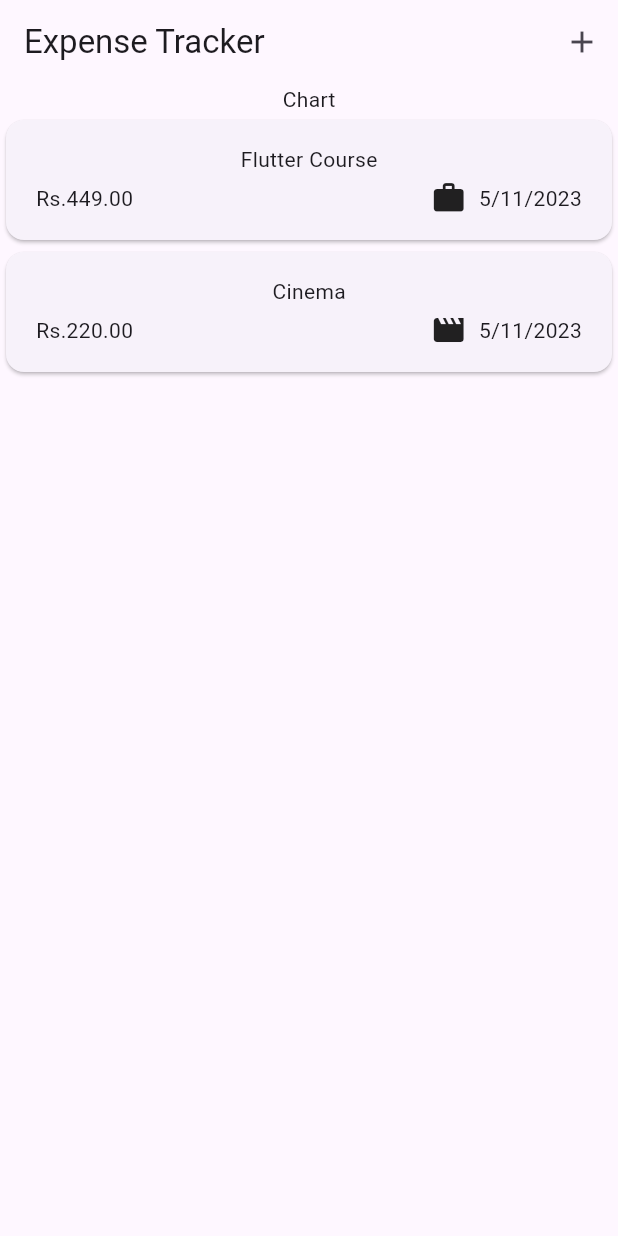
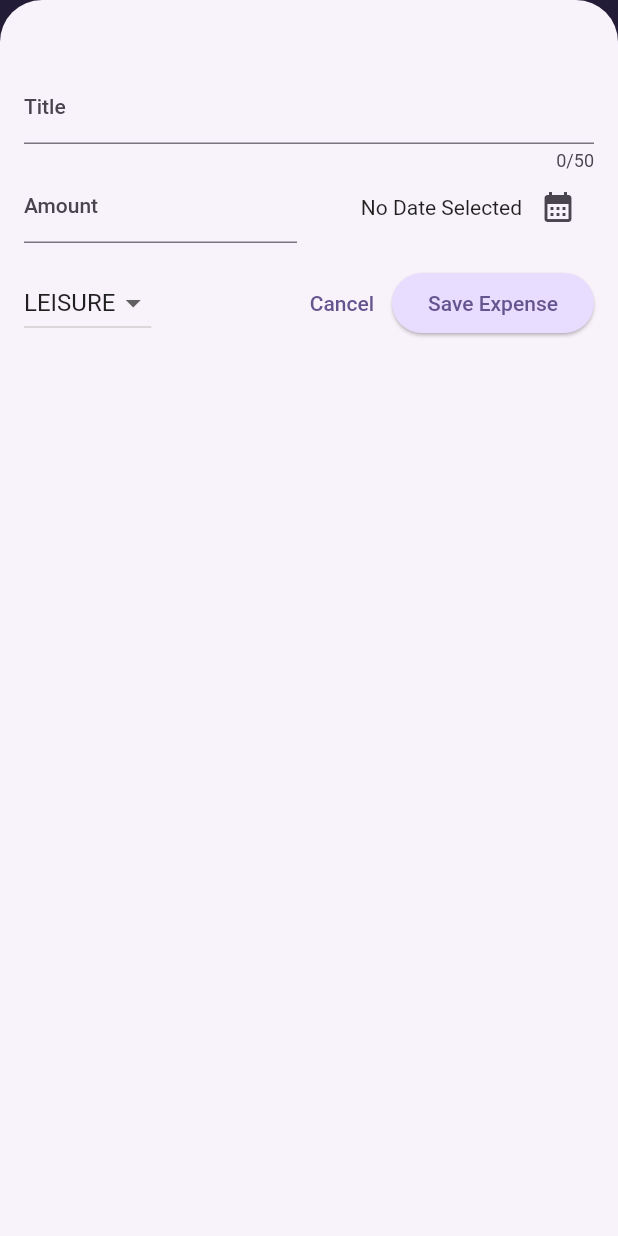
Before and after one commit to Adipt60/Expense_Tracker_App, a Flutter app: the screen it shows after launch, after a tap on the "add" icon, on a phone screen of 412 x 824 dp. Run offline on Flutter 3.47's test engine with Material 2 defaults, Android fonts, the phone set to English and light mode, and no system bars.

Commit message:
Basic working app done

```diff
--- a/lib/main.dart
+++ b/lib/main.dart
@@ -1,10 +1,63 @@
 import 'package:flutter/material.dart';
 import 'package:expense_tracker_app/widgets/expenses.dart';
+
+var kColorScheme = ColorScheme.fromSeed(
+  seedColor: const Color.fromARGB(255, 96, 59, 181),
+);
+
+var kDarkColorScheme = ColorScheme.fromSeed(
+  brightness: Brightness.dark,
+  seedColor: const Color.fromARGB(255, 5, 99, 125),
+);
 
 void main() {
   runApp(
     MaterialApp(
-      theme: ThemeData(useMaterial3: true),
+      darkTheme: ThemeData.dark().copyWith(
+        useMaterial3: true,
+        colorScheme: kDarkColorScheme,
+        cardTheme: const CardTheme().copyWith(
+          color: kDarkColorScheme.secondaryContainer,
+          margin: const EdgeInsets.symmetric(
+            horizontal: 16,
+            vertical: 8,
+          ),
+        ),
+        elevatedButtonTheme: ElevatedButtonThemeData(
+          style: ElevatedButton.styleFrom(
+            backgroundColor: kDarkColorScheme.primaryContainer,
+            foregroundColor: kDarkColorScheme.onPrimaryContainer,
+          ),
+        ),
+      ),
+      theme: ThemeData().copyWith(
+        useMaterial3: true,
+        colorScheme: kColorScheme,
+        appBarTheme: const AppBarTheme().copyWith(
+          backgroundColor: kColorScheme.onPrimaryContainer,
+          foregroundColor: kColorScheme.primaryContainer,
+        ),
+        cardTheme: const CardTheme().copyWith(
+          color: kColorScheme.secondaryContainer,
+          margin: const EdgeInsets.symmetric(
+            horizontal: 16,
+            vertical: 8,
+          ),
+        ),
+        elevatedButtonTheme: ElevatedButtonThemeData(
+          style: ElevatedButton.styleFrom(
+            backgroundColor: kColorScheme.primaryContainer,
+          ),
+        ),
+        textTheme: ThemeData().textTheme.copyWith(
+              titleLarge: TextStyle(
+                fontWeight: FontWeight.bold,
+                color: kColorScheme.onSecondaryContainer,
+                fontSize: 16,
+              ),
+            ),
+      ),
+      themeMode: ThemeMode.system,
       home: const Expenses(),
     ),
   );
--- a/lib/models/expense.dart
+++ b/lib/models/expense.dart
@@ -33,3 +33,25 @@ class Expense {
     return formatter.format(date);
   }
 }
+
+class ExpenseBucket {
+  const ExpenseBucket({required this.category, required this.expenses});
+
+  final Category category;
+  final List<Expense> expenses;
+
+  ExpenseBucket.forCategory(List<Expense> allExpenses, this.category)
+      : expenses = allExpenses
+            .where((expense) => expense.category == category)
+            .toList();
+
+  double get totalExpenses {
+    double sum = 0;
+
+    for (final expense in expenses) {
+      sum += expense.amount;
+    }
+
+    return sum;
+  }
+}
--- /dev/null
+++ b/lib/widgets/chart/chart.dart
@@ -0,0 +1,94 @@
+import 'package:flutter/material.dart';
+import 'package:expense_tracker_app/widgets/chart/chart_bar.dart';
+import 'package:expense_tracker_app/models/expense.dart';
+
+class Chart extends StatelessWidget {
+  const Chart({super.key, required this.expenses});
+
+  final List<Expense> expenses;
+
+  List<ExpenseBucket> get buckets {
+    return [
+      ExpenseBucket.forCategory(expenses, Category.food),
+      ExpenseBucket.forCategory(expenses, Category.leisure),
+      ExpenseBucket.forCategory(expenses, Category.travel),
+      ExpenseBucket.forCategory(expenses, Category.work),
+    ];
+  }
+
+  double get maxTotalExpense {
+    double maxTotalExpense = 0;
+
+    for (final bucket in buckets) {
+      if (bucket.totalExpenses > maxTotalExpense) {
+        maxTotalExpense = bucket.totalExpenses;
+      }
+    }
+
+    return maxTotalExpense;
+  }
+
+  @override
+  Widget build(BuildContext context) {
+    final isDarkMode =
+        MediaQuery.of(context).platformBrightness == Brightness.dark;
+    return Container(
+      margin: const EdgeInsets.all(16),
+      padding: const EdgeInsets.symmetric(
+        vertical: 16,
+        horizontal: 8,
+      ),
+      width: double.infinity,
+      height: 180,
+      decoration: BoxDecoration(
+        borderRadius: BorderRadius.circular(8),
+        gradient: LinearGradient(
+          colors: [
+            Theme.of(context).colorScheme.primary.withOpacity(0.3),
+            Theme.of(context).colorScheme.primary.withOpacity(0.0)
+          ],
+          begin: Alignment.bottomCenter,
+          end: Alignment.topCenter,
+        ),
+      ),
+      child: Column(
+        children: [
+          Expanded(
+            child: Row(
+              crossAxisAlignment: CrossAxisAlignment.end,
+              children: [
+                for (final bucket in buckets) // alternative to map()
+                  ChartBar(
+                    fill: bucket.totalExpenses == 0
+                        ? 0
+                        : bucket.totalExpenses / maxTotalExpense,
+                  )
+              ],
+            ),
+          ),
+          const SizedBox(height: 12),
+          Row(
+            children: buckets
+                .map(
+                  (bucket) => Expanded(
+                    child: Padding(
+                      padding: const EdgeInsets.symmetric(horizontal: 4),
+                      child: Icon(
+                        categoryIcons[bucket.category],
+                        color: isDarkMode
+                            ? Theme.of(context).colorScheme.secondary
+                            : Theme.of(context)
+                                .colorScheme
+                                .primary
+                                .withOpacity(0.7),
+                      ),
+                    ),
+                  ),
+                )
+                .toList(),
+          )
+        ],
+      ),
+    );
+  }
+}
--- /dev/null
+++ b/lib/widgets/chart/chart_bar.dart
@@ -0,0 +1,34 @@
+import 'package:flutter/material.dart';
+
+class ChartBar extends StatelessWidget {
+  const ChartBar({
+    super.key,
+    required this.fill,
+  });
+
+  final double fill;
+
+  @override
+  Widget build(BuildContext context) {
+    final isDarkMode =
+        MediaQuery.of(context).platformBrightness == Brightness.dark;
+    return Expanded(
+      child: Padding(
+        padding: const EdgeInsets.symmetric(horizontal: 4),
+        child: FractionallySizedBox(
+          heightFactor: fill,
+          child: DecoratedBox(
+            decoration: BoxDecoration(
+              shape: BoxShape.rectangle,
+              borderRadius:
+                  const BorderRadius.vertical(top: Radius.circular(8)),
+              color: isDarkMode
+                  ? Theme.of(context).colorScheme.secondary
+                  : Theme.of(context).colorScheme.primary.withOpacity(0.65),
+            ),
+          ),
+        ),
+      ),
+    );
+  }
+}
--- a/lib/widgets/expenses.dart
+++ b/lib/widgets/expenses.dart
@@ -1,5 +1,7 @@
+import 'package:expense_tracker_app/widgets/chart/chart.dart';
 import 'package:expense_tracker_app/widgets/expenses_list/expenses_list.dart';
 import 'package:expense_tracker_app/models/expense.dart';
+import 'package:expense_tracker_app/widgets/new_expense.dart';
 import 'package:flutter/material.dart';
 
 class Expenses extends StatefulWidget {
@@ -25,23 +27,74 @@ class _ExpensesState extends State<Expenses> {
     ),
   ];
 
+  void _openAddExpenseOverlay() {
+    showModalBottomSheet(
+      isScrollControlled: true,
+      context: context,
+      builder: (ctx) {
+        return NewExpense(
+          onAddExpense: _addExpense,
+        );
+      },
+    );
+  }
+
+  void _addExpense(Expense expense) {
+    setState(() {
+      _registeredExpenses.add(expense);
+    });
+  }
+
+  void _removeExpense(Expense expense) {
+    final expenseIndex = _registeredExpenses.indexOf(expense);
+    setState(() {
+      _registeredExpenses.remove(expense);
+    });
+    ScaffoldMessenger.of(context).clearSnackBars();
+    ScaffoldMessenger.of(context).showSnackBar(
+      SnackBar(
+        duration: const Duration(seconds: 3),
+        content: const Text('Expense Deleted'),
+        action: SnackBarAction(
+          label: 'Undo',
+          onPressed: () {
+            setState(() {
+              _registeredExpenses.insert(expenseIndex, expense);
+            });
+          },
+        ),
+      ),
+    );
+  }
+
   @override
   Widget build(BuildContext context) {
+    Widget mainContent = const Center(
+      child: Text('No Expenses found. You need to spend more!'),
+    );
+
+    if (_registeredExpenses.isNotEmpty) {
+      mainContent = ExpensesList(
+        expenses: _registeredExpenses,
+        onRemoveExpense: _removeExpense,
+      );
+    }
+
     return Scaffold(
       appBar: AppBar(
         title: const Text('Expense Tracker'),
         actions: [
           IconButton(
-            onPressed: () {},
+            onPressed: _openAddExpenseOverlay,
             icon: const Icon(Icons.add),
           )
         ],
       ),
       body: Column(
         children: [
-          const Text('Chart'),
+          Chart(expenses: _registeredExpenses),
           Expanded(
-            child: ExpensesList(expenses: _registeredExpenses),
+            child: mainContent,
           ),
         ],
       ),
--- a/lib/widgets/expenses_list/expenses_item.dart
+++ b/lib/widgets/expenses_list/expenses_item.dart
@@ -15,8 +15,12 @@ class ExpenseItem extends StatelessWidget {
           horizontal: 20,
         ),
         child: Column(
+          crossAxisAlignment: CrossAxisAlignment.start,
           children: [
-            Text(expense.title),
+            Text(
+              expense.title,
+              style: Theme.of(context).textTheme.titleLarge,
+            ),
             const SizedBox(height: 4),
             Row(
               children: [
--- a/lib/widgets/expenses_list/expenses_list.dart
+++ b/lib/widgets/expenses_list/expenses_list.dart
@@ -1,20 +1,35 @@
-import 'dart:math';
-
 import 'package:expense_tracker_app/models/expense.dart';
 import 'package:expense_tracker_app/widgets/expenses_list/expenses_item.dart';
 import 'package:flutter/material.dart';
 
 class ExpensesList extends StatelessWidget {
-  const ExpensesList({super.key, required this.expenses});
+  const ExpensesList({
+    super.key,
+    required this.expenses,
+    required this.onRemoveExpense,
+  });
 
   final List<Expense> expenses;
+  final void Function(Expense expense) onRemoveExpense;
 
   @override
   Widget build(BuildContext context) {
     return ListView.builder(
       itemCount: expenses.length,
-      itemBuilder: (context, index) => ExpenseItem(
-        expense: expenses[index],
+      itemBuilder: (context, index) => Dismissible(
+        key: ValueKey(expenses[index]),
+        background: Container(
+          color: Theme.of(context).colorScheme.error.withOpacity(0.75),
+          margin: EdgeInsets.symmetric(
+            horizontal: Theme.of(context).cardTheme.margin!.horizontal,
+          ),
+        ),
+        onDismissed: (direction) {
+          onRemoveExpense(expenses[index]);
+        },
+        child: ExpenseItem(
+          expense: expenses[index],
+        ),
       ),
     );
   }
--- /dev/null
+++ b/lib/widgets/new_expense.dart
@@ -0,0 +1,160 @@
+import 'package:expense_tracker_app/models/expense.dart';
+import 'package:flutter/material.dart';
+
+class NewExpense extends StatefulWidget {
+  const NewExpense({super.key, required this.onAddExpense});
+
+  final void Function(Expense expense) onAddExpense;
+
+  @override
+  State<NewExpense> createState() => _NewExpenseState();
+}
+
+class _NewExpenseState extends State<NewExpense> {
+  final _titleController = TextEditingController();
+  final _amountController = TextEditingController();
+  DateTime? _selectedDate;
+  Category _selectedCategory = Category.leisure;
+
+  @override
+  void dispose() {
+    _amountController.dispose();
+    _titleController.dispose();
+    super.dispose();
+  }
+
+  void _presentDatePicker() async {
+    final now = DateTime.now();
+    final firtDate = DateTime(now.year - 1, now.month, now.day);
+    final pickedData = await showDatePicker(
+      context: context,
+      initialDate: now,
+      firstDate: firtDate,
+      lastDate: now,
+    );
+    setState(() {
+      _selectedDate = pickedData;
+    });
+  }
+
+  void _submitExpenseData() {
+    final enteredAmount = double.tryParse(_amountController.text);
+    final amountIsInvalid = enteredAmount == null || enteredAmount <= 0;
+    if (_titleController.text.trim().isEmpty ||
+        amountIsInvalid ||
+        _selectedDate == null) {
+      showDialog(
+        context: context,
+        builder: (ctx) => AlertDialog(
+          title: const Text('Invalid Inpput'),
+          content: const Text(
+              'Please make sure a valid title, amount, date and category was entered.'),
+          actions: [
+            TextButton(
+              onPressed: () {
+                Navigator.pop(ctx);
+              },
+              child: const Text('Okay'),
+            )
+          ],
+        ),
+      );
+      return;
+    }
+
+    widget.onAddExpense(
+      Expense(
+        title: _titleController.text,
+        amount: enteredAmount,
+        date: _selectedDate!,
+        category: _selectedCategory,
+      ),
+    );
+    Navigator.pop(context);
+  }
+
+  @override
+  Widget build(BuildContext context) {
+    return Padding(
+      padding: const EdgeInsets.fromLTRB(16, 48, 16, 16),
+      child: Column(
+        children: [
+          TextField(
+            controller: _titleController,
+            maxLength: 50,
+            decoration: const InputDecoration(
+              label: Text('Title'),
+            ),
+          ),
+          Row(
+            children: [
+              Expanded(
+                child: TextField(
+                  controller: _amountController,
+                  keyboardType: TextInputType.number,
+                  decoration: const InputDecoration(
+                    prefixText: 'Rs.',
+                    label: Text('Amount'),
+                  ),
+                ),
+              ),
+              const SizedBox(width: 16),
+              Expanded(
+                child: Row(
+                  mainAxisAlignment: MainAxisAlignment.end,
+                  crossAxisAlignment: CrossAxisAlignment.center,
+                  children: [
+                    Text(
+                      _selectedDate == null
+                          ? 'No Date Selected'
+                          : formatter.format(_selectedDate!),
+                    ),
+                    IconButton(
+                      onPressed: _presentDatePicker,
+                      icon: const Icon(Icons.calendar_month),
+                    ),
+                  ],
+                ),
+              ),
+            ],
+          ),
+          const SizedBox(height: 16),
+          Row(
+            children: [
+              DropdownButton(
+                value: _selectedCategory,
+                items: Category.values
+                    .map(
+                      (category) => DropdownMenuItem(
+                        value: category,
+                        child: Text(category.name.toUpperCase()),
+                      ),
+                    )
+                    .toList(),
+                onChanged: (value) {
+                  if (value == null) {
+                    return;
+                  }
+                  setState(() {
+                    _selectedCategory = value;
+                  });
+                },
+              ),
+              const Spacer(),
+              TextButton(
+                onPressed: () {
+                  Navigator.pop(context);
+                },
+                child: const Text('Cancel'),
+              ),
+              ElevatedButton(
+                onPressed: _submitExpenseData,
+                child: const Text('Save Expense'),
+              ),
+            ],
+          ),
+        ],
+      ),
+    );
+  }
+}
```
Also changed, not shown: pubspec.lock, 2 other files.
